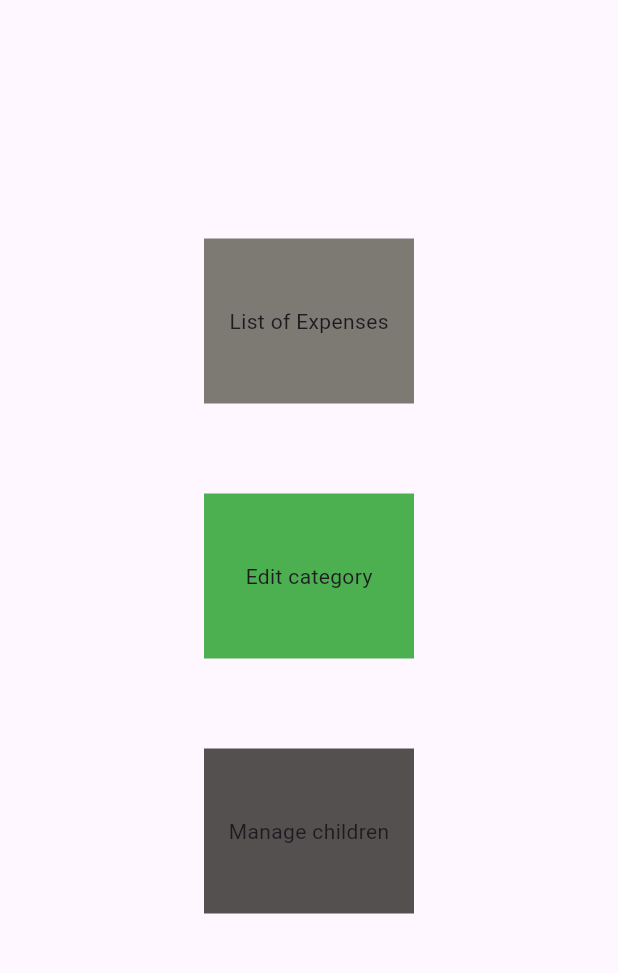
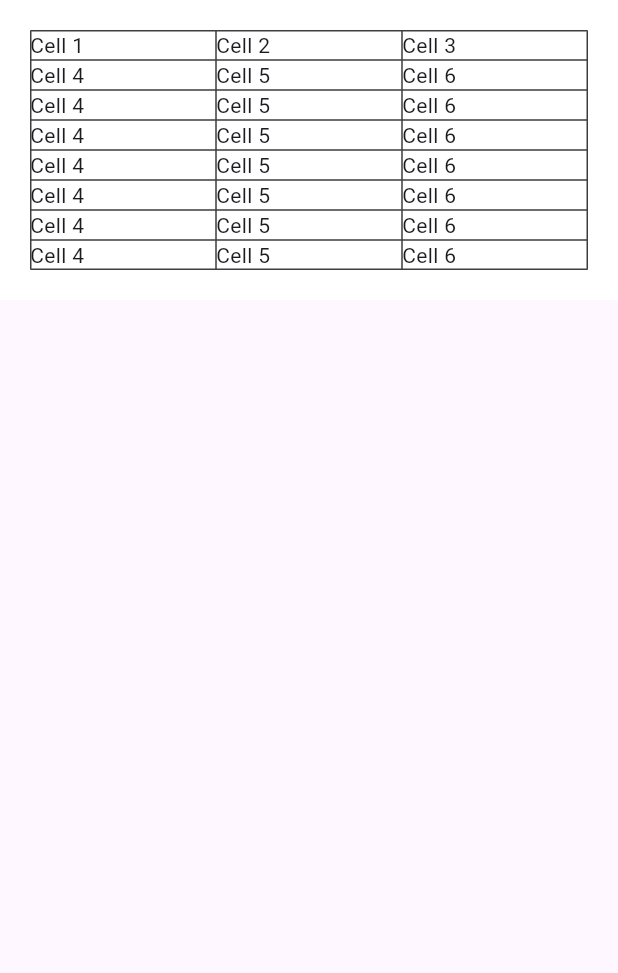
Before and after one commit to Tamiru-Alemnew/flutter-2024-proj-riverpod, a Flutter app: the screen it shows after launch, on a phone screen of 412 x 824 dp, the part 84-1057 px from its top. Run offline on Flutter 3.47's test engine with Material 3 defaults, Android fonts, the phone set to English and light mode, and no system bars.

Commit message:
adde a table

```diff
--- a/family_cash_manager/lib/main.dart
+++ b/family_cash_manager/lib/main.dart
@@ -7,7 +7,6 @@ void main() {
 class MyApp extends StatelessWidget {
   const MyApp({super.key});
 
-  // This widget is the root of your application.
   @override
   Widget build(BuildContext context) {
     return MaterialApp(
@@ -24,44 +23,56 @@ class MyApp extends StatelessWidget {
         ),
 
         body: Container(
-          alignment: Alignment.center,
-          child: Column(
-            mainAxisAlignment: MainAxisAlignment.center,
-            crossAxisAlignment: CrossAxisAlignment.center,
-            children: [
-              Container(
-                alignment: Alignment.center,
-                height: double.tryParse("110"),
-                width: double.tryParse("140"),
-                color: const Color.fromARGB(255, 124, 122, 115),
-                child: Text("List of Expenses"),
-              ),
-              SizedBox(
-                height: double.tryParse("60"),
-              ),
-              Container(
-                alignment: Alignment.center,
-                height: double.tryParse("110"),
-                width: double.tryParse("140"),
-                color: Colors.green,
-                child: Text("Edit category"),
-                padding: EdgeInsets.all(12),
-              ),
-              SizedBox(
-                height: double.tryParse("60"),
-              ),
-              Container(
-                alignment: Alignment.center,
-                height: double.tryParse("110"),
-                width: double.tryParse("140"),
-                color: const Color.fromARGB(255, 85, 80, 80),
-                child: Text("Manage children"),
-                padding: EdgeInsets.all(12),
-              ),
-            ],
-          ),
-        ) ,
-      ),
+            color: Colors.white,
+            padding: EdgeInsets.all(20.0),
+            child: Table(
+              defaultVerticalAlignment: TableCellVerticalAlignment.middle,
+              border: TableBorder.all(color: const Color.fromARGB(255, 63, 61, 61)),
+              children: [
+
+                TableRow(children: [
+                  Text('Cell 1'),
+                  Text('Cell 2'),
+                  Text('Cell 3'),
+                ]),
+                TableRow(children: [
+                  Text('Cell 4'),
+                  Text('Cell 5'),
+                  Text('Cell 6'),
+                ]),
+                 TableRow(children: [
+                  Text('Cell 4'),
+                  Text('Cell 5'),
+                  Text('Cell 6'),
+                ]),
+                 TableRow(children: [
+                  Text('Cell 4'),
+                  Text('Cell 5'),
+                  Text('Cell 6'),
+                ]),
+                 TableRow(children: [
+                  Text('Cell 4'),
+                  Text('Cell 5'),
+                  Text('Cell 6'),
+                ]),
+                 TableRow(children: [
+                  Text('Cell 4'),
+                  Text('Cell 5'),
+                  Text('Cell 6'),
+                ]),
+                 TableRow(children: [
+                  Text('Cell 4'),
+                  Text('Cell 5'),
+                  Text('Cell 6'),
+                ]),
+                 TableRow(children: [
+                  Text('Cell 4'),
+                  Text('Cell 5'),
+                  Text('Cell 6'),
+                ]),
+              ],
+            ),
+          )),
     );
   }
 }
```
Also changed, not shown: family_cash_manager/lib/parent.dart (added, +69 -0 lines).
